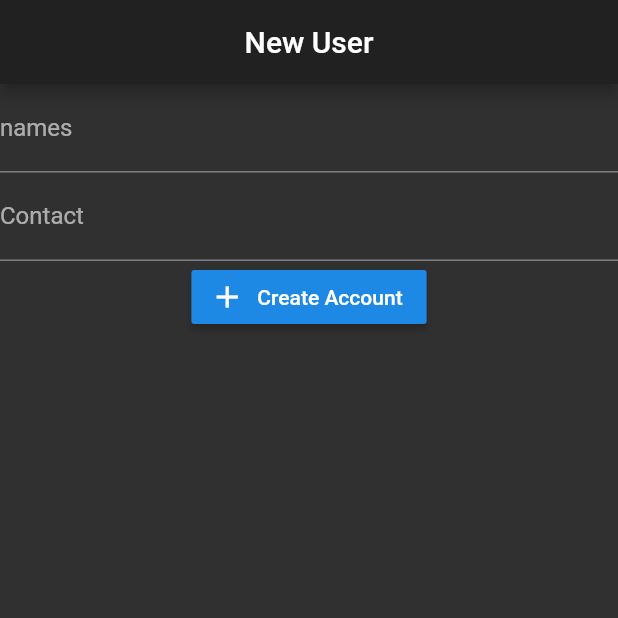
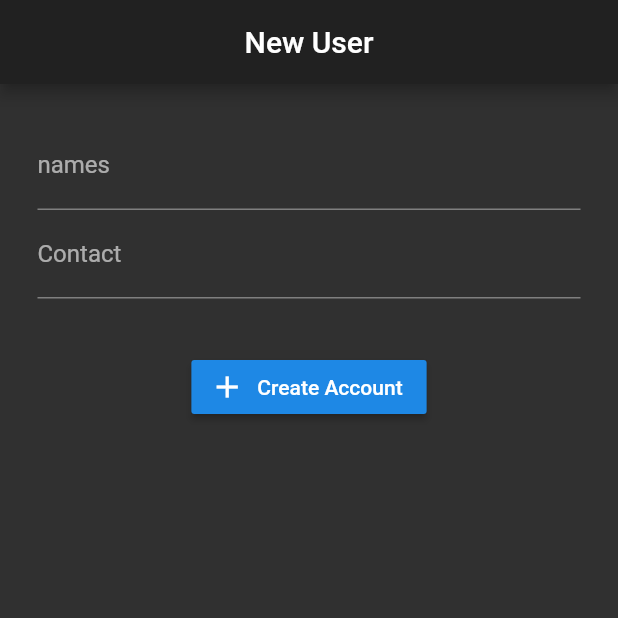
Before and after one commit to conrad96/flutter_test_app, a Flutter app: the screen it shows after launch, after a tap on "Create Account", on a phone screen of 412 x 824 dp, the top half of it. Run offline on Flutter 3.47's test engine with Material 2 defaults, Android fonts, the phone set to English and light mode, and no system bars; our stand-ins replace firebase_database; accounts and stored records are empty.

```diff
--- a/lib/add_user.dart
+++ b/lib/add_user.dart
@@ -1,4 +1,5 @@
 import 'package:flutter/material.dart';
+import 'package:firebase_database/firebase_database.dart';
 
 class AddUser extends StatelessWidget
 {
@@ -16,9 +17,22 @@ class AddUser extends StatelessWidget
 
 class User extends StatelessWidget
 {
+
+  void addUser ()
+  {
+    final databaseReference = FirebaseDatabase.instance.reference();
+
+    databaseReference.child("users").set({
+      "name": "conrad",
+      "contact": "0706848422"
+    });
+
+  }
+
   Widget build(BuildContext context)
   {
     var formElements = new Container(
+      padding: EdgeInsets.all(25.0),
       child: new Column(
         children: <Widget>[
           new TextFormField(
@@ -35,7 +49,11 @@ class User extends StatelessWidget
             ),
 
           ),
-          new RaisedButton.icon(onPressed: (){}, icon: Icon(Icons.add), label: Text('Create Account'))
+          new SizedBox(height: 35.0),
+          new RaisedButton.icon(onPressed: ()
+          {
+            addUser();
+          }, icon: Icon(Icons.add), label: Text('Create Account'))
 
         ],
       ),
--- a/pubspec.yaml
+++ b/pubspec.yaml
@@ -19,6 +19,8 @@ environment:
 dependencies:
   flutter:
     sdk: flutter
+  firebase_database: 1.0.3
+  firebase_core: ^0.2.5
 
   # The following adds the Cupertino Icons font to your application.
   # Use with the CupertinoIcons class for iOS style icons.
```
Also changed, not shown: pubspec.lock, 3 other files.
